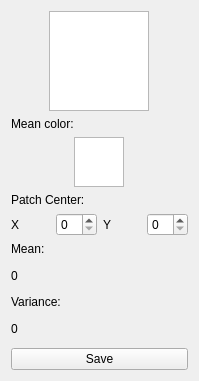
Before: the Qt Designer form PatchInfoWidget.ui in daviddoria/InteractivePatchComparison, drawn with Qt 5.
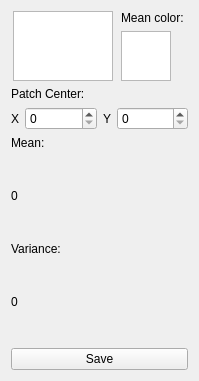
After: the same form once the commit is applied.

```diff
--- a/PatchInfoWidget.ui
+++ b/PatchInfoWidget.ui
@@ -32,8 +32,8 @@
        </property>
       </widget>
      </item>
-    </layout>
-   </item>
+     <item>
+      <layout class="QVBoxLayout" name="verticalLayout_2">
    <item>
     <widget class="QLabel" name="label_4">
      <property name="sizePolicy">
@@ -48,8 +48,6 @@
     </widget>
    </item>
    <item>
-    <layout class="QHBoxLayout" name="horizontalLayout_4">
-     <item>
       <widget class="QGraphicsView" name="graphicsView_AverageColor">
        <property name="sizePolicy">
         <sizepolicy hsizetype="Preferred" vsizetype="Preferred">
@@ -67,6 +65,8 @@
      </item>
     </layout>
    </item>
+    </layout>
+   </item>
    <item>
     <widget class="QLabel" name="label">
      <property name="sizePolicy">
@@ -84,6 +84,12 @@
     <layout class="QHBoxLayout" name="horizontalLayout">
      <item>
       <widget class="QLabel" name="label_5">
+       <property name="sizePolicy">
+        <sizepolicy hsizetype="Maximum" vsizetype="Preferred">
+         <horstretch>0</horstretch>
+         <verstretch>0</verstretch>
+        </sizepolicy>
+       </property>
        <property name="text">
         <string>X</string>
        </property>
@@ -94,6 +100,12 @@
      </item>
      <item>
       <widget class="QLabel" name="label_6">
+       <property name="sizePolicy">
+        <sizepolicy hsizetype="Maximum" vsizetype="Preferred">
+         <horstretch>0</horstretch>
+         <verstretch>0</verstretch>
+        </sizepolicy>
+       </property>
        <property name="text">
         <string>Y</string>
        </property>
```
Lines whose indentation alone changed are shown as unchanged.
